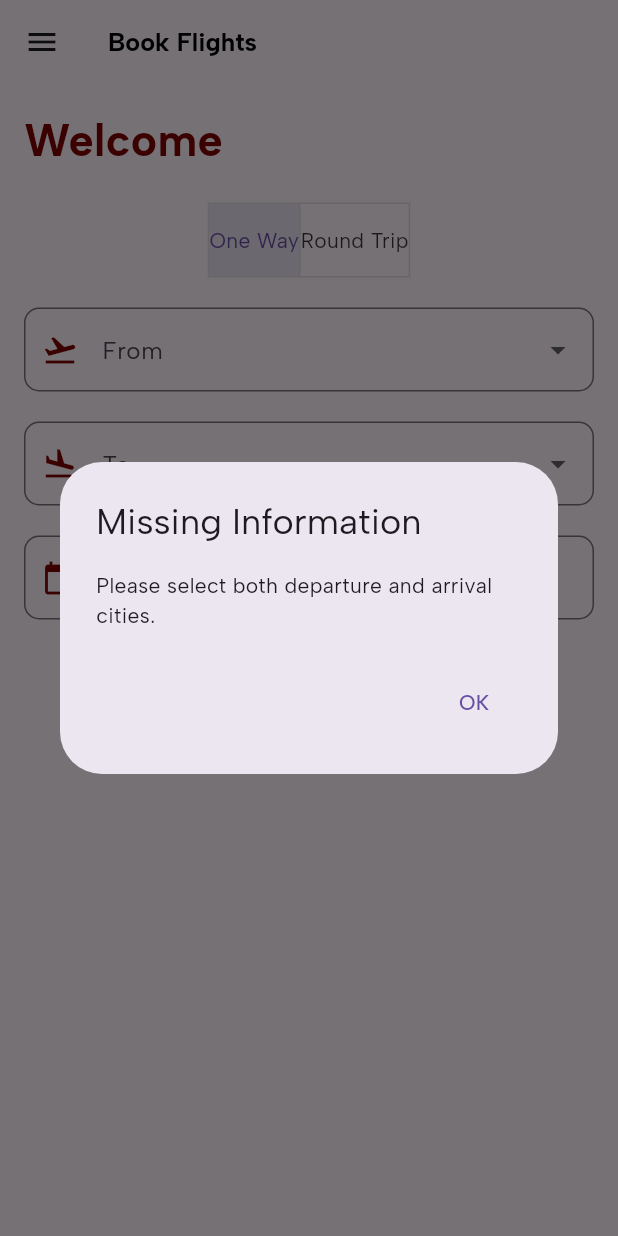
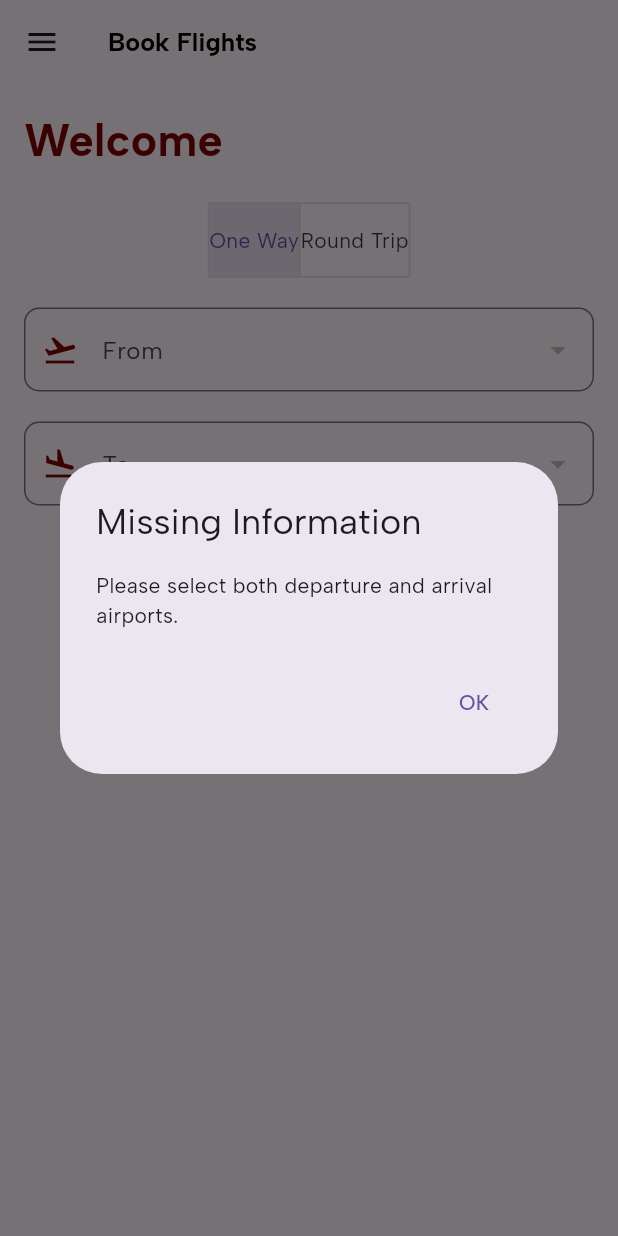
Before and after one commit to Collinstoo/Anga-App, a Flutter app: the HomePage screen opened directly with empty values, after a tap on "Search Flights", on a phone screen of 412 x 824 dp. Run offline on Flutter 3.47's test engine with Material 3 defaults, Android fonts, the phone set to English and light mode, and no system bars; our stand-ins replace google_fonts, intl_phone_field, shared_preferences; accounts and stored records are empty; network calls fail.

Commit message:
added user page and session recovery management

```diff
--- a/lib/User/flight.dart
+++ b/lib/User/flight.dart
@@ -1,13 +1,19 @@
 class Flight {
+  final String id; // Add id property
   final String airline;
   final String flightNumber;
+  final String departureAirport;
+  final String arrivalAirport;
   final String departureTime;
   final String arrivalTime;
   final double price;
 
   Flight({
+    required this.id,
     required this.airline,
     required this.flightNumber,
+    required this.departureAirport,
+    required this.arrivalAirport,
     required this.departureTime,
     required this.arrivalTime,
     required this.price,
@@ -15,11 +21,14 @@ class Flight {
 
   factory Flight.fromJson(Map<String, dynamic> json) {
     return Flight(
-      airline: json['airline'] ?? '',
-      flightNumber: json['flightNumber'] ?? '',
-      departureTime: json['departureTime'] ?? '',
-      arrivalTime: json['arrivalTime'] ?? '',
-      price: json['price'] != null ? double.parse(json['price'].toString()) : 0.0,
+      id: json['id'], // Initialize id from JSON
+      airline: json['airline'],
+      flightNumber: json['flightNumber'],
+      departureAirport: json['departureAirport'],
+      arrivalAirport: json['arrivalAirport'],
+      departureTime: json['departureTime'],
+      arrivalTime: json['arrivalTime'],
+      price: json['price'].toDouble(),
     );
   }
 }
--- a/lib/User/home_page.dart
+++ b/lib/User/home_page.dart
@@ -1,7 +1,8 @@
 import 'package:flutter/material.dart';
 import 'package:http/http.dart' as http;
 import 'dart:convert';
-
+import 'session_manager.dart'; // Import the session manager
+import 'login_page.dart'; // Import login page
 import '../admin/WelcomeScreen.dart';
 import 'flight.dart';
 import 'seatbooking_page.dart';
@@ -18,23 +19,64 @@ class HomePage extends StatefulWidget {
 }
 
 class _HomePageState extends State<HomePage> {
-  final TextEditingController departureDateController = TextEditingController();
-  int adults = 1;
-  int children = 0;
-  List<String> cities = ['Kericho Airport', 'JKIA', 'City 3']; // Placeholder cities
-  String? fromCity;
-  String? toCity;
+  List<String> airports = [];
+  String? selectedFromAirport;
+  String? selectedToAirport;
   bool isLoading = false;
   List<Flight> flights = [];
 
+  @override
+  void initState() {
+    super.initState();
+    fetchAirports();
+    checkSession(); // Check for an existing session
+  }
+
+  Future<void> checkSession() async {
+    String? username = await SessionManager.getUser();
+    if (username == null) {
+      Navigator.pushReplacement(
+        context,
+        MaterialPageRoute(builder: (context) => LoginPage()),
+      );
+    }
+  }
+
+  Future<void> fetchAirports() async {
+    final String apiUrl = 'http://192.168.1.63:8000/api/flights/flights';
+
+    try {
+      final response = await http.get(Uri.parse(apiUrl));
+
+      if (response.statusCode == 200) {
+        final jsonData = json.decode(response.body);
+        Set<String> airportSet = Set<String>(); // Using a Set to avoid duplicate entries
+
+        // Extract Arrival_Airport and Departure_Airport from each flight entry
+        for (var flight in jsonData) {
+          airportSet.add(flight['Arrival_Airport'].toString());
+          airportSet.add(flight['Departure_Airport'].toString());
+        }
+
+        setState(() {
+          airports = airportSet.toList();
+        });
+      } else {
+        throw Exception('Failed to load airports');
+      }
+    } catch (e) {
+      print('Error: $e');
+    }
+  }
+
   Future<void> searchFlights() async {
-    if (fromCity == null || toCity == null) {
-      // Ensure both cities are selected before searching
+    if (selectedFromAirport == null || selectedToAirport == null) {
+      // Show an error dialog if either airport is not selected
       showDialog(
         context: context,
         builder: (context) => AlertDialog(
           title: Text('Missing Information'),
-          content: Text('Please select both departure and arrival cities.'),
+          content: Text('Please select both departure and arrival airports.'),
           actions: [
             TextButton(
               onPressed: () {
@@ -52,18 +94,31 @@ class _HomePageState extends State<HomePage> {
       isLoading = true;
     });
 
-    final String apiUrl = 'http://192.168.1.63:8000/api/flights/flights';
-    final Uri uri = Uri.parse('$apiUrl?from=$fromCity&to=$toCity&departureDate=${departureDateController.text}&adults=$adults&children=$children');
+    final String apiUrl = 'http://192.168.1.63:8000/api/flights/filter_flights';
+    final Uri uri = Uri.parse('$apiUrl?from=$selectedFromAirport&to=$selectedToAirport');
 
     try {
       final response = await http.get(uri);
 
       if (response.statusCode == 200) {
-        Iterable list = json.decode(response.body);
+        print(response.body);
+        final jsonData = json.decode(response.body);
         setState(() {
-          flights = list.map((model) => Flight.fromJson(model)).toList();
+          flights = List<Flight>.from(jsonData['flights'].map((x) => Flight.fromJson(x)));
           isLoading = false;
         });
+
+        // Automatically navigate to SeatBookingPage with the first available flight
+        if (flights.isNotEmpty) {
+          Navigator.push(
+            context,
+            MaterialPageRoute(
+              builder: (context) => SeatBookingPage(
+                flight: flights[0], // Pass the first available flight
+              ),
+            ),
+          );
+        }
       } else {
         throw Exception('Failed to load flights');
       }
@@ -98,16 +153,6 @@ class _HomePageState extends State<HomePage> {
               ),
             ),
             ListTile(
-              leading: Icon(Icons.event_seat),
-              title: Text('Seat Booking'),
-              onTap: () {
-                Navigator.push(
-                  context,
-                  MaterialPageRoute(builder: (context) => SeatBookingPage()),
-                );
-              },
-            ),
-            ListTile(
               leading: Icon(Icons.payment),
               title: Text('Payment'),
               onTap: () {
@@ -130,8 +175,9 @@ class _HomePageState extends State<HomePage> {
             ListTile(
               leading: Icon(Icons.logout_sharp),
               title: Text('LOG OUT'),
-              onTap: () {
-                Navigator.push(
+              onTap: () async {
+                await SessionManager.clearUser(); // Clear the session
+                Navigator.pushReplacement(
                   context,
                   MaterialPageRoute(builder: (context) => WelcomeScreen()),
                 );
@@ -174,15 +220,15 @@ class _HomePageState extends State<HomePage> {
                           borderRadius: BorderRadius.circular(10.0),
                         ),
                       ),
-                      items: cities.map((String city) {
+                      items: airports.map((String airport) {
                         return DropdownMenuItem<String>(
-                          value: city,
-                          child: Text(city),
+                          value: airport,
+                          child: Text(airport),
                         );
                       }).toList(),
                       onChanged: (String? newValue) {
                         setState(() {
-                          fromCity = newValue;
+                          selectedFromAirport = newValue;
                         });
                       },
                     ),
@@ -195,43 +241,17 @@ class _HomePageState extends State<HomePage> {
                           borderRadius: BorderRadius.circular(10.0),
                         ),
                       ),
-                      items: cities.map((String city) {
+                      items: airports.map((String airport) {
                         return DropdownMenuItem<String>(
-                          value: city,
-                          child: Text(city),
+                          value: airport,
+                          child: Text(airport),
                         );
                       }).toList(),
                       onChanged: (String? newValue) {
                         setState(() {
-                          toCity = newValue;
+                          selectedToAirport = newValue;
                         });
                       },
-                    ),
-                    SizedBox(height: 20),
-                    TextField(
-                      controller: departureDateController,
-                      readOnly: true,
-                      onTap: () async {
-                        final DateTime? pickedDate = await showDatePicker(
-                          context: context,
-                          initialDate: DateTime.now(),
-                          firstDate: DateTime.now(),
-                          lastDate: DateTime.now().add(Duration(days: 365)),
-                        );
-                        if (pickedDate != null) {
-                          setState(() {
-                            departureDateController.text =
-                            "${pickedDate.year}-${pickedDate.month}-${pickedDate.day}";
-                          });
-                        }
-                      },
-                      decoration: InputDecoration(
-                        labelText: 'Departure',
-                        prefixIcon: Icon(Icons.calendar_today, color: Color(0xFF800000)),
-                        border: OutlineInputBorder(
-                          borderRadius: BorderRadius.circular(10.0),
-                        ),
-                      ),
                     ),
                     SizedBox(height: 20),
                     ElevatedButton(
@@ -263,7 +283,7 @@ class _HomePageState extends State<HomePage> {
                           return ListTile(
                             title: Text(flight.airline),
                             subtitle: Text(
-                              '${flight.flightNumber} - ${flight.departureTime} to ${flight.arrivalTime}',
+                              '${flight.flightNumber} - ${flight.departureAirport} to ${flight.arrivalAirport}\n${flight.departureTime} to ${flight.arrivalTime}',
                             ),
                             trailing: Text('\$${flight.price.toStringAsFixed(2)}'),
                           );
--- /dev/null
+++ b/lib/User/session_manager.dart
@@ -0,0 +1,20 @@
+import 'package:shared_preferences/shared_preferences.dart';
+
+class SessionManager {
+  static const String _keyUsername = 'username';
+
+  static Future<bool> saveUser(String username) async {
+    final SharedPreferences prefs = await SharedPreferences.getInstance();
+    return await prefs.setString(_keyUsername, username);
+  }
+
+  static Future<String?> getUser() async {
+    final SharedPreferences prefs = await SharedPreferences.getInstance();
+    return prefs.getString(_keyUsername);
+  }
+
+  static Future<bool> clearUser() async {
+    final SharedPreferences prefs = await SharedPreferences.getInstance();
+    return await prefs.remove(_keyUsername);
+  }
+}
--- a/pubspec.yaml
+++ b/pubspec.yaml
@@ -36,8 +36,8 @@ dependencies:
   google_sign_in: ^6.0.0
   flutter_signin_button: ^2.0.0
   intl_phone_number_input: ^0.7.0+2
-#  http: ^1.2.1
-  http: ^0.13git.3
+  http: ^1.2.1
+#  http: ^0.13.3
   intl_phone_field: ^3.0.1
   shared_preferences: ^2.0.13
   url_launcher: ^6.0.20
```
Also changed, not shown: lib/User/contactus_page.dart (+10 -10 lines), lib/User/login_page.dart (+24 -14 lines), lib/User/payment_page.dart (+10 -10 lines), lib/User/seatbooking_page.dart (+45 -117 lines).
